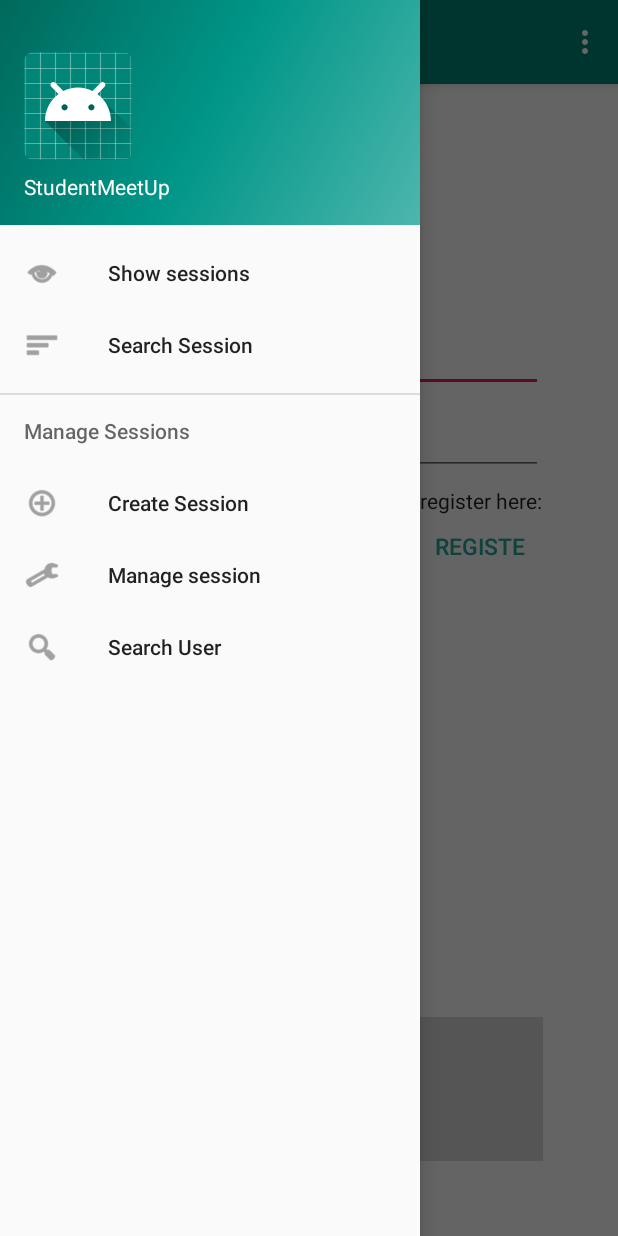
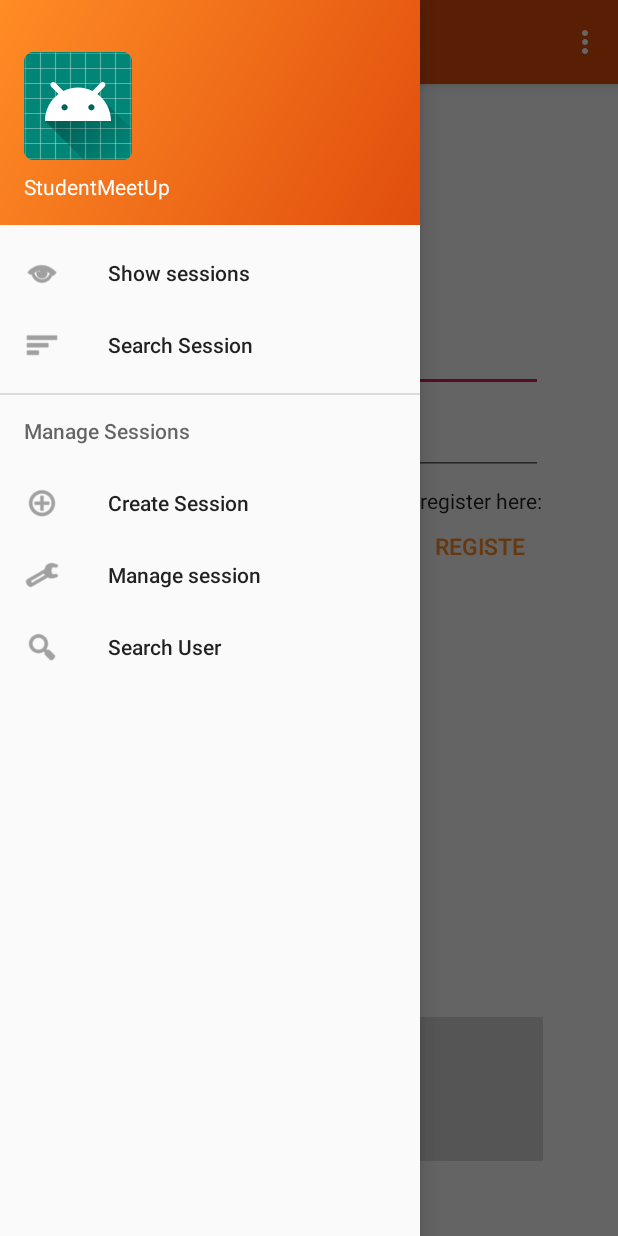
Before and after one commit to Alejandro-Zeballos/StudentMeetUp, an Android app: the screen it shows after launch (MainActivity), with the side drawer open, on a phone screen of 412 x 824 dp. Run offline under Robolectric (Android 15) with nearby library versions, the phone set to English and light mode, and no system bars; our stand-ins replace navigation-ui; 2 statements that could not run were skipped.

```diff
--- a/app/src/main/res/drawable/side_nav_bar.xml
+++ b/app/src/main/res/drawable/side_nav_bar.xml
@@ -2,8 +2,7 @@
     android:shape="rectangle">
     <gradient
         android:angle="135"
-        android:centerColor="#009688"
-        android:endColor="#00695C"
-        android:startColor="#4DB6AC"
+        android:endColor="@color/colorPrimary"
+        android:startColor="@color/colorPrimaryDark"
         android:type="linear" />
 </shape>
--- a/app/src/main/res/layout/app_bar_main.xml
+++ b/app/src/main/res/layout/app_bar_main.xml
@@ -15,7 +15,7 @@
             android:id="@+id/toolbar"
             android:layout_width="match_parent"
             android:layout_height="?attr/actionBarSize"
-            android:background="?attr/colorPrimary"
+            android:background="?attr/colorPrimaryDark"
             app:popupTheme="@style/AppTheme.PopupOverlay" />
 
     </com.google.android.material.appbar.AppBarLayout>
--- a/app/src/main/res/layout/fragment_manage_session.xml
+++ b/app/src/main/res/layout/fragment_manage_session.xml
@@ -46,8 +46,8 @@
         android:layout_marginStart="@dimen/medium_margin"
         android:text="@string/people_joined"
         android:textAppearance="@style/input_text"
-        app:layout_constraintStart_toEndOf="@+id/label3"
-        app:layout_constraintTop_toTopOf="@+id/label3" />
+        app:layout_constraintStart_toEndOf="@+id/textView11"
+        app:layout_constraintTop_toTopOf="@+id/textView11" />
 
     <Button
         android:id="@+id/button_edit_session"
@@ -87,7 +87,7 @@
         android:layout_marginBottom="@dimen/medium_margin"
         android:text="@string/hint_date"
         android:textAppearance="@style/input_text"
-        app:layout_constraintBottom_toTopOf="@+id/label3"
+        app:layout_constraintBottom_toTopOf="@+id/textView11"
         app:layout_constraintStart_toStartOf="parent" />
 
     <TextView
--- a/app/src/main/res/layout/fragment_session_preview.xml
+++ b/app/src/main/res/layout/fragment_session_preview.xml
@@ -56,7 +56,7 @@
         style="@style/primary_button_style"
         android:layout_width="wrap_content"
         android:layout_height="wrap_content"
-        android:layout_marginTop="@dimen/medium_margin"
+        android:layout_marginTop="@dimen/large_margin"
         android:text="@string/join_session"
         app:layout_constraintEnd_toEndOf="parent"
         app:layout_constraintHorizontal_bias="0.452"
--- a/app/src/main/res/values/colors.xml
+++ b/app/src/main/res/values/colors.xml
@@ -1,7 +1,8 @@
 <?xml version="1.0" encoding="utf-8"?>
 <resources>
-    <color name="colorPrimary">#008577</color>
-    <color name="colorPrimaryDark">#00574B</color>
+    <color name="colorPrimary">#ff8c25</color>
+    <color name="colorText">#FF000000</color>
+    <color name="colorPrimaryDark">#E04E0D</color>
     <color name="colorAccent">#D81B60</color>
     <color name="darkGrey">#FF000000</color>
 </resources>
--- a/app/src/main/res/values/styles.xml
+++ b/app/src/main/res/values/styles.xml
@@ -18,7 +18,7 @@
     </style>
 
     <style name="big_numbers" parent="TextAppearance.AppCompat.Large">
-        <item name="android:textColor">@color/colorPrimaryDark</item>
+        <item name="android:textColor">@color/colorPrimary</item>
         <item name="android:textSize">40sp</item>
 
     </style>
@@ -43,7 +43,7 @@
 
     <style name="secondary_button_style" parent="Widget.AppCompat.Button.Borderless.Colored">
         <item name="android:textSize">15dp</item>
-        <item name="android:textColor">#26a69a</item>
+        <item name="android:textColor">@color/colorPrimary</item>
     </style>
 
     <style name="AppTheme.AppBarOverlay" parent="ThemeOverlay.AppCompat.Dark.ActionBar" />
```
Also changed, not shown: app/src/main/res/layout/fragment_session_room.xml (+6 -6 lines).
